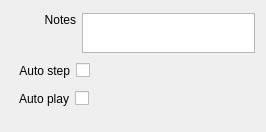
The window that src/Widgets/Inspector/InspectorGroupWidget.ui (CasparCG/client) describes before a commit, drawn with Qt 5.
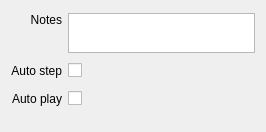
The same window after the commit.

Commit message: InspectorGroupWidget: simplify layout

Diff of the .ui file:
```diff
--- a/src/Widgets/Inspector/InspectorGroupWidget.ui
+++ b/src/Widgets/Inspector/InspectorGroupWidget.ui
@@ -16,26 +16,45 @@
     <verstretch>0</verstretch>
    </sizepolicy>
   </property>
-  <layout class="QVBoxLayout" name="verticalLayout">
+  <layout class="QGridLayout" name="gridLayout">
+   <item row="1" column="1">
+    <layout class="QHBoxLayout" name="horizontalLayoutAutoStep">
    <item>
-    <layout class="QHBoxLayout" name="horizontalLayoutNoteField">
+      <widget class="QCheckBox" name="checkBoxAutoStep">
+       <property name="layoutDirection">
+        <enum>Qt::RightToLeft</enum>
+       </property>
+       <property name="text">
+        <string/>
+       </property>
+      </widget>
+     </item>
      <item>
-      <spacer name="horizontalSpacerNotes">
+      <spacer name="horizontalSpacerAutoStep2">
        <property name="orientation">
         <enum>Qt::Horizontal</enum>
        </property>
-       <property name="sizeType">
-        <enum>QSizePolicy::Fixed</enum>
-       </property>
        <property name="sizeHint" stdset="0">
         <size>
-         <width>33</width>
+         <width>40</width>
          <height>20</height>
         </size>
        </property>
       </spacer>
      </item>
-     <item>
+    </layout>
+   </item>
+   <item row="1" column="0">
+    <widget class="QLabel" name="labelAutoStep">
+     <property name="text">
+      <string>Auto step</string>
+     </property>
+     <property name="alignment">
+      <set>Qt::AlignRight|Qt::AlignTrailing|Qt::AlignVCenter</set>
+     </property>
+    </widget>
+   </item>
+   <item row="0" column="0">
       <widget class="QLabel" name="labelNotes">
        <property name="text">
         <string>Notes</string>
@@ -45,7 +64,23 @@
        </property>
       </widget>
      </item>
-     <item>
+   <item row="5" column="0">
+    <spacer name="verticalSpacerGroup">
+     <property name="orientation">
+      <enum>Qt::Vertical</enum>
+     </property>
+     <property name="sizeType">
+      <enum>QSizePolicy::Fixed</enum>
+     </property>
+     <property name="sizeHint" stdset="0">
+      <size>
+       <width>20</width>
+       <height>10</height>
+      </size>
+     </property>
+    </spacer>
+   </item>
+   <item row="0" column="1">
       <widget class="QPlainTextEdit" name="plainTextEditNotes">
        <property name="minimumSize">
         <size>
@@ -61,80 +96,7 @@
        </property>
       </widget>
      </item>
-    </layout>
-   </item>
-   <item>
-    <layout class="QHBoxLayout" name="horizontalLayoutAutoStep">
-     <item>
-      <spacer name="horizontalSpacerAutoStep1">
-       <property name="orientation">
-        <enum>Qt::Horizontal</enum>
-       </property>
-       <property name="sizeType">
-        <enum>QSizePolicy::Fixed</enum>
-       </property>
-       <property name="sizeHint" stdset="0">
-        <size>
-         <width>8</width>
-         <height>20</height>
-        </size>
-       </property>
-      </spacer>
-     </item>
-     <item>
-      <widget class="QLabel" name="labelAutoStep">
-       <property name="text">
-        <string>Auto step</string>
-       </property>
-       <property name="alignment">
-        <set>Qt::AlignRight|Qt::AlignTrailing|Qt::AlignVCenter</set>
-       </property>
-      </widget>
-     </item>
-     <item>
-      <widget class="QCheckBox" name="checkBoxAutoStep">
-       <property name="layoutDirection">
-        <enum>Qt::RightToLeft</enum>
-       </property>
-       <property name="text">
-        <string/>
-       </property>
-      </widget>
-     </item>
-     <item>
-      <spacer name="horizontalSpacerAutoStep2">
-       <property name="orientation">
-        <enum>Qt::Horizontal</enum>
-       </property>
-       <property name="sizeHint" stdset="0">
-        <size>
-         <width>40</width>
-         <height>20</height>
-        </size>
-       </property>
-      </spacer>
-     </item>
-    </layout>
-   </item>
-   <item>
-    <layout class="QHBoxLayout" name="horizontalLayoutAutoPlay">
-     <item>
-      <spacer name="horizontalSpacerAutoPlay1">
-       <property name="orientation">
-        <enum>Qt::Horizontal</enum>
-       </property>
-       <property name="sizeType">
-        <enum>QSizePolicy::Fixed</enum>
-       </property>
-       <property name="sizeHint" stdset="0">
-        <size>
-         <width>8</width>
-         <height>20</height>
-        </size>
-       </property>
-      </spacer>
-     </item>
-     <item>
+   <item row="2" column="0">
       <widget class="QLabel" name="labelAutoPlay">
        <property name="text">
         <string>Auto play</string>
@@ -144,6 +106,8 @@
        </property>
       </widget>
      </item>
+   <item row="2" column="1">
+    <layout class="QHBoxLayout" name="horizontalLayoutAutoPlay">
      <item>
       <widget class="QCheckBox" name="checkBoxAutoPlay">
        <property name="layoutDirection">
@@ -169,22 +133,6 @@
      </item>
     </layout>
    </item>
-   <item>
-    <spacer name="verticalSpacerGroup">
-     <property name="orientation">
-      <enum>Qt::Vertical</enum>
-     </property>
-     <property name="sizeType">
-      <enum>QSizePolicy::Fixed</enum>
-     </property>
-     <property name="sizeHint" stdset="0">
-      <size>
-       <width>20</width>
-       <height>10</height>
-      </size>
-     </property>
-    </spacer>
-   </item>
   </layout>
  </widget>
  <resources/>
```
Lines whose indentation alone changed are shown as unchanged.
